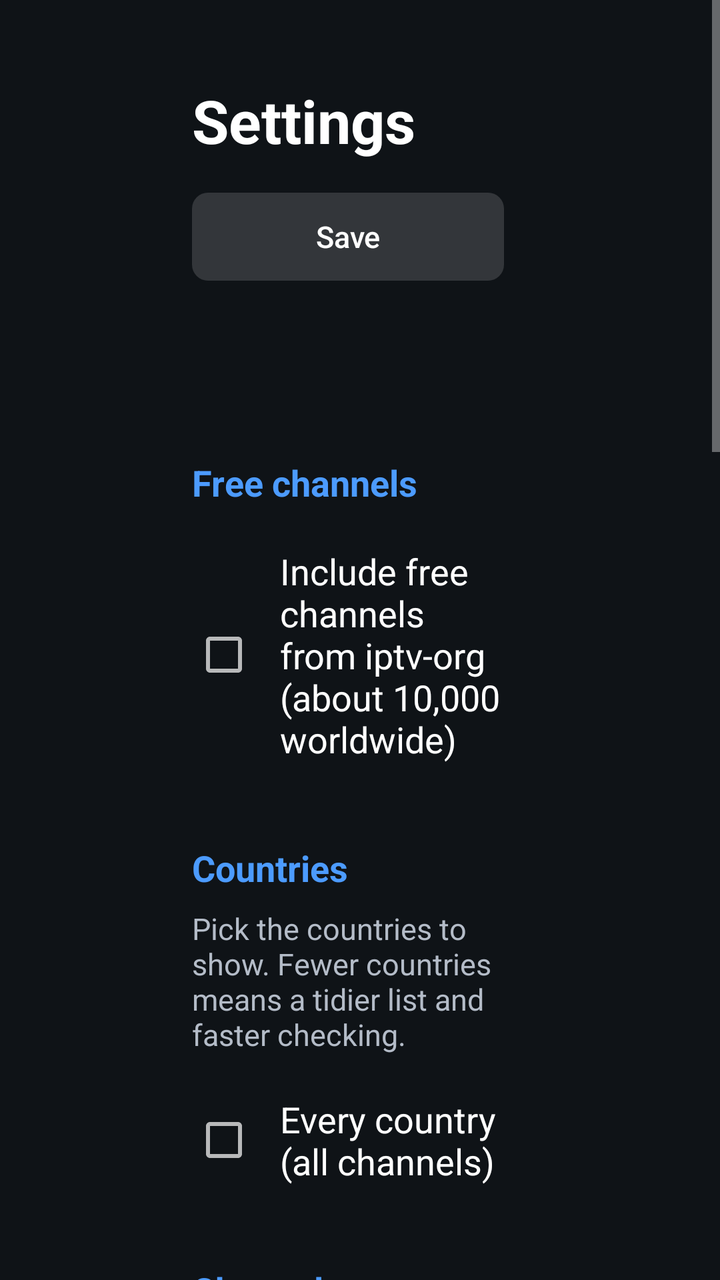
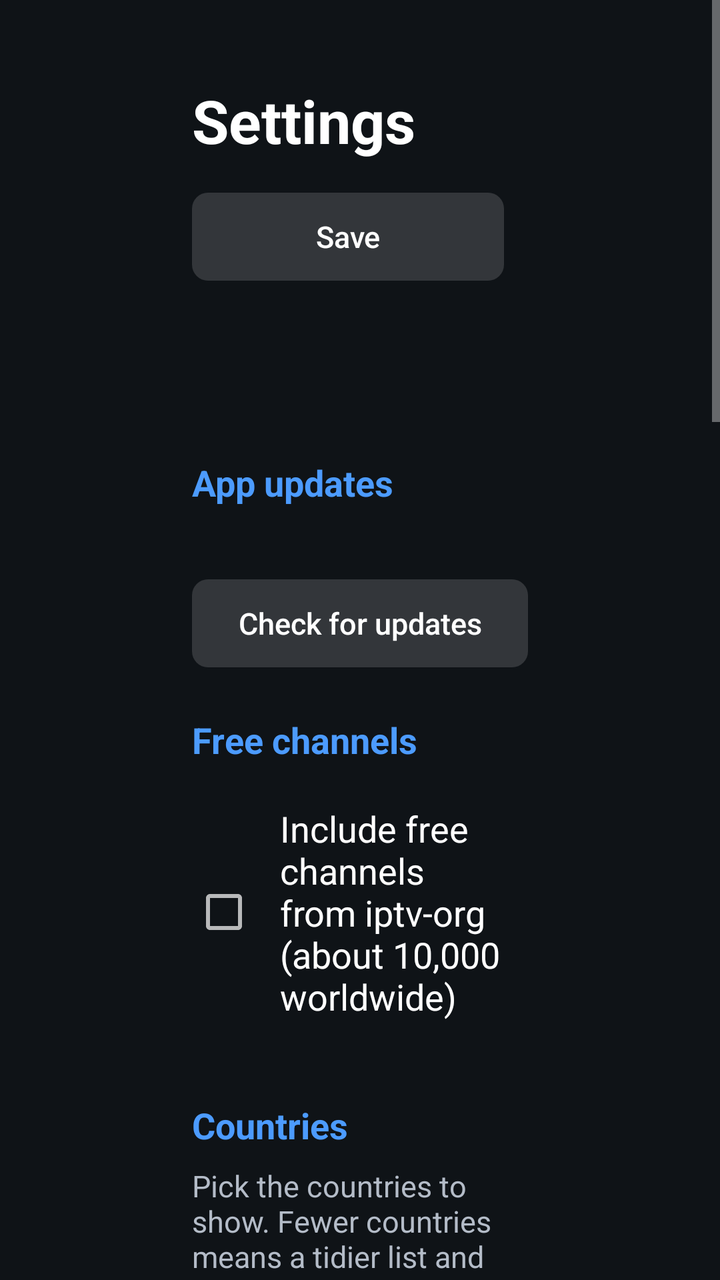

Two renders of the same Android screen: before a commit and after it. Below are the layout's source before the change and the commit's diff.
<!-- AndroidManifest.xml: activity theme SettingsTheme -->
<!-- res/layout/activity_settings.xml -->
<?xml version="1.0" encoding="utf-8"?>
<ScrollView xmlns:android="http://schemas.android.com/apk/res/android"
    android:layout_width="match_parent"
    android:layout_height="match_parent"
    android:background="@color/panel_dark">

    <LinearLayout
        android:layout_width="match_parent"
        android:layout_height="wrap_content"
        android:orientation="vertical"
        android:paddingStart="96dp"
        android:paddingTop="40dp"
        android:paddingEnd="96dp"
        android:paddingBottom="40dp">

        <TextView
            android:layout_width="wrap_content"
            android:layout_height="wrap_content"
            android:text="@string/settings_title"
            android:textColor="@color/white"
            android:textSize="30sp"
            android:textStyle="bold" />

        <LinearLayout
            android:layout_width="wrap_content"
            android:layout_height="wrap_content"
            android:layout_marginTop="16dp"
            android:orientation="horizontal">

            <Button
                android:id="@+id/save_button"
                style="@style/TvButton"
                android:layout_width="wrap_content"
                android:layout_height="wrap_content"
                android:layout_marginEnd="12dp"
                android:minWidth="160dp"
                android:text="@string/save" />

            <Button
                android:id="@+id/cancel_button"
                style="@style/TvButton"
                android:layout_width="wrap_content"
                android:layout_height="wrap_content"
                android:minWidth="160dp"
                android:text="@string/cancel" />
        </LinearLayout>

        <TextView
            android:layout_width="match_parent"
            android:layout_height="wrap_content"
            android:layout_marginTop="24dp"
            android:layout_marginBottom="8dp"
            android:text="@string/free_channels_heading"
            android:textColor="@color/accent"
            android:textSize="18sp"
            android:textStyle="bold" />

        <CheckBox
            android:id="@+id/iptv_org"
            android:layout_width="match_parent"
            android:layout_height="wrap_content"
            android:layout_marginBottom="4dp"
            android:background="@drawable/item_bg"
            android:padding="12dp"
            android:text="@string/iptv_org_enabled"
            android:textColor="@color/white"
            android:textSize="18sp" />

        <TextView
            android:layout_width="match_parent"
            android:layout_height="wrap_content"
            android:layout_marginTop="24dp"
            android:layout_marginBottom="8dp"
            android:text="@string/countries_heading"
            android:textColor="@color/accent"
            android:textSize="18sp"
            android:textStyle="bold" />

        <TextView
            android:layout_width="match_parent"
            android:layout_height="wrap_content"
            android:layout_marginBottom="8dp"
            android:text="@string/countries_help"
            android:textColor="@color/text_secondary"
            android:textSize="15sp" />

        <CheckBox
            android:id="@+id/all_countries"
            android:layout_width="match_parent"
            android:layout_height="wrap_content"
            android:layout_marginBottom="4dp"
            android:background="@drawable/item_bg"
            android:padding="12dp"
            android:text="@string/all_countries"
            android:textColor="@color/white"
            android:textSize="18sp" />

        <LinearLayout
            android:id="@+id/country_container"
            android:layout_width="match_parent"
            android:layout_height="wrap_content"
            android:orientation="vertical" />

        <TextView
            android:layout_width="match_parent"
            android:layout_height="wrap_content"
            android:layout_marginTop="24dp"
            android:layout_marginBottom="8dp"
            android:text="@string/channels_heading"
            android:textColor="@color/accent"
            android:textSize="18sp"
            android:textStyle="bold" />

        <CheckBox
            android:id="@+id/hide_offline"
            android:layout_width="match_parent"
            android:layout_height="wrap_content"
            android:background="@drawable/item_bg"
            android:padding="12dp"
            android:text="@string/hide_offline"
            android:textColor="@color/white"
            android:textSize="18sp" />

        <TextView
            android:layout_width="match_parent"
            android:layout_height="wrap_content"
            android:layout_marginTop="24dp"
            android:layout_marginBottom="8dp"
            android:text="@string/quality_heading"
            android:textColor="@color/accent"
            android:textSize="18sp"
            android:textStyle="bold" />

        <TextView
            android:layout_width="match_parent"
            android:layout_height="wrap_content"
            android:layout_marginBottom="8dp"
            android:text="@string/quality_help"
            android:textColor="@color/text_secondary"
            android:textSize="15sp" />

        <RadioGroup
            android:id="@+id/quality_group"
            android:layout_width="match_parent"
            android:layout_height="wrap_content"
            android:orientation="vertical">

            <RadioButton
                android:id="@+id/quality_auto"
                android:layout_width="match_parent"
                android:layout_height="wrap_content"
                android:layout_marginBottom="4dp"
                android:background="@drawable/item_bg"
                android:padding="12dp"
                android:text="@string/quality_auto"
                android:textColor="@color/white"
                android:textSize="18sp" />

            <RadioButton
                android:id="@+id/quality_1080"
                android:layout_width="match_parent"
                android:layout_height="wrap_content"
                android:layout_marginBottom="4dp"
                android:background="@drawable/item_bg"
                android:padding="12dp"
                android:text="@string/quality_1080"
                android:textColor="@color/white"
                android:textSize="18sp" />

            <RadioButton
                android:id="@+id/quality_720"
                android:layout_width="match_parent"
                android:layout_height="wrap_content"
                android:layout_marginBottom="4dp"
                android:background="@drawable/item_bg"
                android:padding="12dp"
                android:text="@string/quality_720"
                android:textColor="@color/white"
                android:textSize="18sp" />

            <RadioButton
                android:id="@+id/quality_480"
                android:layout_width="match_parent"
                android:layout_height="wrap_content"
                android:layout_marginBottom="4dp"
                android:background="@drawable/item_bg"
                android:padding="12dp"
                android:text="@string/quality_480"
                android:textColor="@color/white"
                android:textSize="18sp" />
        </RadioGroup>

        <TextView
            android:layout_width="match_parent"
            android:layout_height="wrap_content"
            android:layout_marginTop="24dp"
            android:layout_marginBottom="8dp"
            android:text="@string/custom_heading"
            android:textColor="@color/accent"
            android:textSize="18sp"
            android:textStyle="bold" />

        <TextView
            android:layout_width="match_parent"
            android:layout_height="wrap_content"
            android:layout_marginBottom="8dp"
            android:text="@string/custom_help"
            android:textColor="@color/text_secondary"
            android:textSize="15sp" />

        <EditText
            android:id="@+id/custom_url"
            android:layout_width="match_parent"
            android:layout_height="wrap_content"
            android:background="@drawable/field_bg"
            android:hint="@string/custom_hint"
            android:imeOptions="actionDone"
            android:importantForAutofill="no"
            android:inputType="textUri"
            android:padding="14dp"
            android:singleLine="true"
            android:textColor="@color/white"
            android:textColorHint="@color/text_secondary"
            android:textSize="17sp" />

    </LinearLayout>
</ScrollView>
<!-- resources referenced by this layout -->
<resources>
  <color name="accent">#FF4C9BFF</color>
  <color name="panel_dark">#F20E1217</color>
  <color name="text_secondary">#FFB4BCC8</color>
  <color name="white">#FFFFFFFF</color>
  <string name="all_countries">Every country (all channels)</string>
  <string name="cancel">Cancel</string>
  <string name="channels_heading">Channels</string>
  <string name="countries_heading">Countries</string>
  <string name="countries_help">Pick the countries to show. Fewer countries means a tidier list and faster checking.</string>
  <string name="custom_heading">Your own playlist (optional)</string>
  <string name="custom_help">Paste an M3U or M3U8 link you\'re entitled to use. Its channels appear first, and if it includes a TV guide link that\'s used too. Tip: the Google TV app on your phone lets you type with your phone\'s keyboard.</string>
  <string name="custom_hint">https://example.com/playlist.m3u</string>
  <string name="free_channels_heading">Free channels</string>
  <string name="hide_offline">Hide channels that aren\'t working (checked automatically every few hours)</string>
  <string name="iptv_org_enabled">Include free channels from iptv-org (about 10,000 worldwide)</string>
  <string name="quality_1080">Up to Full HD (1080p)</string>
  <string name="quality_480">Up to standard definition (480p) – smoothest</string>
  <string name="quality_720">Up to HD (720p) – recommended for slower broadband</string>
  <string name="quality_auto">Automatic (best your connection can manage)</string>
  <string name="quality_heading">Picture quality</string>
  <string name="quality_help">If channels stutter or keep buffering, choose a lower limit. The picture is a little softer, but it needs much less internet speed.</string>
  <string name="save">Save</string>
  <string name="settings_title">Settings</string>
  <style name="TvButton" parent="android:Widget.Material.Button">
          <item name="android:background">@drawable/button_bg</item>
          <item name="android:textColor">@color/white</item>
          <item name="android:textSize">15sp</item>
          <item name="android:textAllCaps">false</item>
          <item name="android:stateListAnimator">@null</item>
          <item name="android:paddingLeft">16dp</item>
          <item name="android:paddingRight">16dp</item>
          <item name="android:minHeight">44dp</item>
          <item name="android:focusable">true</item>
      </style>
  <style name="SettingsTheme" parent="android:Theme.Material.NoActionBar.Fullscreen">
          <item name="android:windowBackground">@color/panel_dark</item>
          <item name="android:colorAccent">@color/accent</item>
          <item name="android:colorPrimary">@color/black</item>
      </style>
  <color name="button_idle">#26FFFFFF</color>
  <color name="focus">#FF2F7BF0</color>
  <color name="row_active">#33FFFFFF</color>
  <!-- drawable button_bg (drawable) -->
  <?xml version="1.0" encoding="utf-8"?>
  <selector xmlns:android="http://schemas.android.com/apk/res/android">
      <item android:state_focused="true">
          <shape android:shape="rectangle">
              <solid android:color="@color/focus" />
              <corners android:radius="8dp" />
          </shape>
      </item>
      <item>
          <shape android:shape="rectangle">
              <solid android:color="@color/button_idle" />
              <corners android:radius="8dp" />
          </shape>
      </item>
  </selector>
  <color name="black">#FF000000</color>
  <!-- unchanged entries left out for length: 2 -->
</resources>

<!-- the commit's change to res/layout/activity_settings.xml (unified diff, before → after) -->
@@ -50,6 +50,32 @@
             android:layout_height="wrap_content"
             android:layout_marginTop="24dp"
             android:layout_marginBottom="8dp"
+            android:text="@string/updates_heading"
+            android:textColor="@color/accent"
+            android:textSize="18sp"
+            android:textStyle="bold" />
+
+        <TextView
+            android:id="@+id/update_status"
+            android:layout_width="match_parent"
+            android:layout_height="wrap_content"
+            android:layout_marginBottom="8dp"
+            android:textColor="@color/text_secondary"
+            android:textSize="15sp" />
+
+        <Button
+            android:id="@+id/update_button"
+            style="@style/TvButton"
+            android:layout_width="wrap_content"
+            android:layout_height="wrap_content"
+            android:minWidth="220dp"
+            android:text="@string/check_updates" />
+
+        <TextView
+            android:layout_width="match_parent"
+            android:layout_height="wrap_content"
+            android:layout_marginTop="24dp"
+            android:layout_marginBottom="8dp"
             android:text="@string/free_channels_heading"
             android:textColor="@color/accent"
             android:textSize="18sp"
<!-- resource entries referenced after the edit -->
@@ -7,6 +7,7 @@
   <string name="all_countries">Every country (all channels)</string>
   <string name="cancel">Cancel</string>
   <string name="channels_heading">Channels</string>
+  <string name="check_updates">Check for updates</string>
   <string name="countries_heading">Countries</string>
   <string name="countries_help">Pick the countries to show. Fewer countries means a tidier list and faster checking.</string>
   <string name="custom_heading">Your own playlist (optional)</string>
@@ -23,6 +24,7 @@
   <string name="quality_help">If channels stutter or keep buffering, choose a lower limit. The picture is a little softer, but it needs much less internet speed.</string>
   <string name="save">Save</string>
   <string name="settings_title">Settings</string>
+  <string name="updates_heading">App updates</string>
   <style name="TvButton" parent="android:Widget.Material.Button">
           <item name="android:background">@drawable/button_bg</item>
           <item name="android:textColor">@color/white</item>
